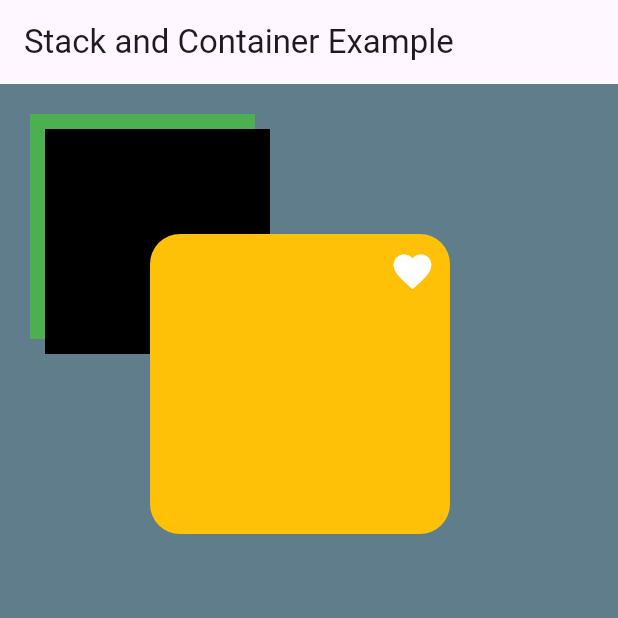
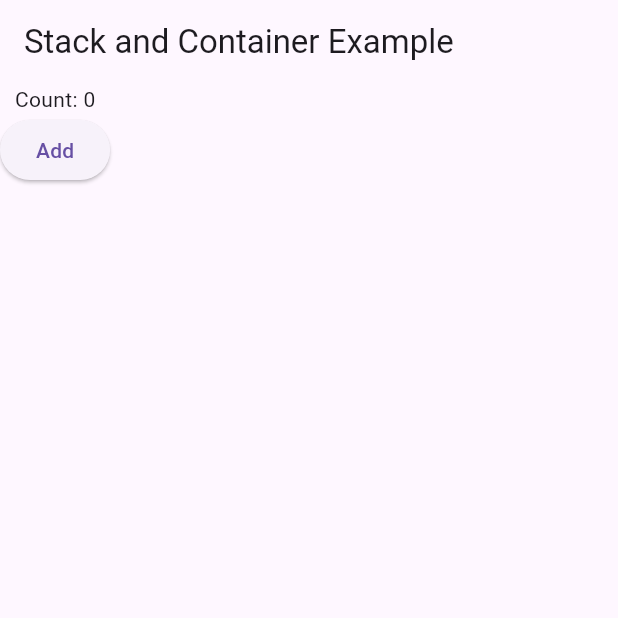
Before and after one commit to Temsegn/Flutter-Projects, a Flutter app: the screen it shows after launch, on a phone screen of 412 x 824 dp, the top half of it. Run offline on Flutter 3.47's test engine with Material 3 defaults, Android fonts, the phone set to English and light mode, and no system bars.

Commit message:
provider lesson project with counter app

```diff
--- /dev/null
+++ b/lib/provider/counter_model.dart
@@ -0,0 +1,14 @@
+import 'package:provider/provider.dart';
+import 'package:flutter/foundation.dart';
+
+class Counter extends ChangeNotifier{
+
+     int _count=0;
+
+  int get count=>_count;
+
+     void increment(){
+        _count++;
+        notifyListeners();
+     }
+}
--- /dev/null
+++ b/lib/provider/provider_page.dart
@@ -0,0 +1,29 @@
+import 'package:flutter/material.dart';
+import 'package:provider/provider.dart';
+import 'counter_model.dart';
+class ProviderPage extends StatelessWidget {
+   ProviderPage({super.key});
+
+
+
+
+  @override
+  Widget build(BuildContext context) {
+    return MaterialApp(
+      debugShowCheckedModeBanner: false,
+      home: Scaffold(
+        appBar: AppBar(title: const Text("Stack and Container Example")),
+        body: Column(
+           children: [
+                 Consumer<Counter>(builder: (context, counter, child) {
+                  return Text('Count: ${counter.count}');
+                },),
+             ElevatedButton(onPressed: (){
+               context.read<Counter>().increment();
+             }, child: Text("Add"))
+           ],
+        )
+      ),
+    );
+  }
+}
--- a/pubspec.yaml
+++ b/pubspec.yaml
@@ -2,7 +2,7 @@ name: flutter_project
 description: "A new Flutter project."
 # The following line prevents the package from being accidentally published to
 # pub.dev using `flutter pub publish`. This is preferred for private packages.
-publish_to: 'none' # Remove this line if you wish to publish to pub.dev
+publish_to: "none" # Remove this line if you wish to publish to pub.dev
 
 # The following defines the version and build number for your application.
 # A version number is three numbers separated by dots, like 1.2.43
@@ -30,7 +30,7 @@ environment:
 dependencies:
   flutter:
     sdk: flutter
-
+  provider: ^6.0.0 # Add the Provider package here
   # The following adds the Cupertino Icons font to your application.
   # Use with the CupertinoIcons class for iOS style icons.
   cupertino_icons: ^1.0.8
@@ -51,7 +51,6 @@ dev_dependencies:
 
 # The following section is specific to Flutter packages.
 flutter:
-
   # The following line ensures that the Material Icons font is
   # included with your application, so that you can use the icons in
   # the material Icons class.
```
Also changed, not shown: lib/layout/layout_page.dart (added, +73 -0 lines), lib/layout/layout_page2.dart (added, +59 -0 lines), lib/main.dart (+9 -2 lines), pubspec.lock.
